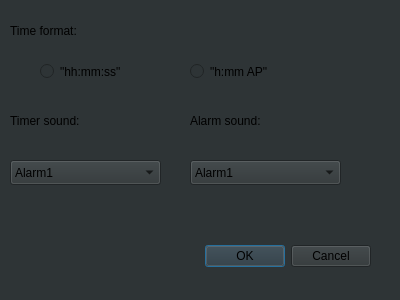
Before: the Qt Designer form Lab2/settingsdialog.ui in JustTaya/uniProjects_secondYear, drawn with Qt 5.
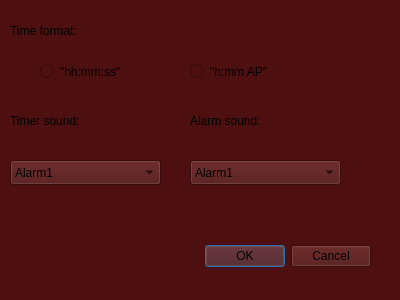
After: the same form once the commit is applied.

```diff
--- a/Lab2/settingsdialog.ui
+++ b/Lab2/settingsdialog.ui
@@ -14,7 +14,7 @@
    <string>Dialog</string>
   </property>
   <property name="styleSheet">
-   <string notr="true">background-color: rgb(46, 52, 54);</string>
+   <string notr="true">background-color: rgb(77, 15, 15);</string>
   </property>
   <widget class="QDialogButtonBox" name="buttonBox">
    <property name="geometry">
```
